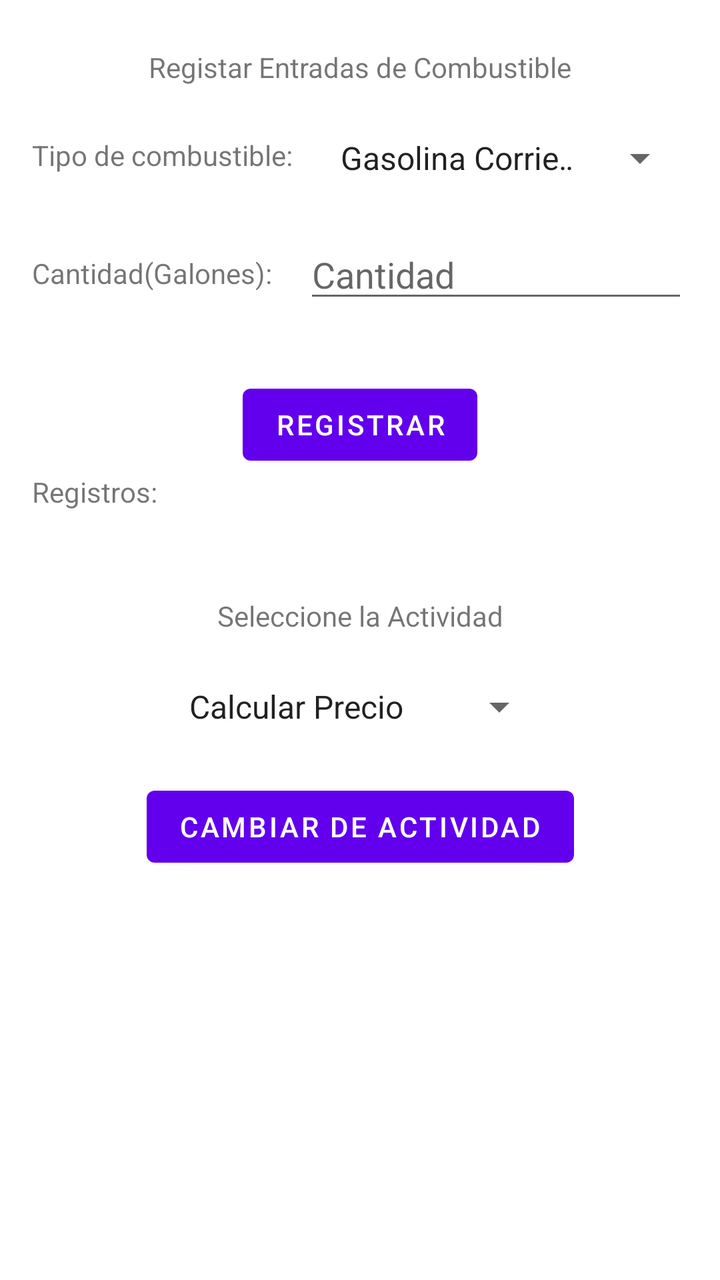
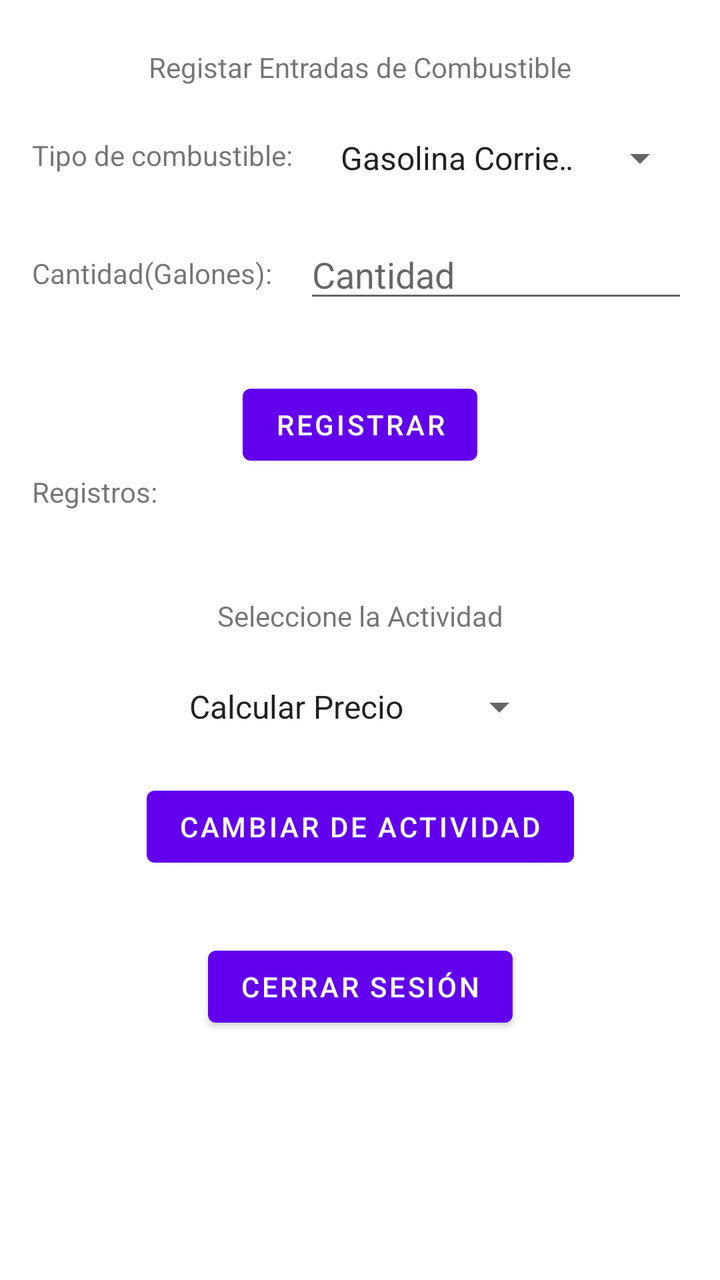

Screens rendered from an Android XML layout before and after an edit, with the pre-edit source and the edit as a unified diff.
<!-- AndroidManifest.xml: application theme Theme.PlataformaDeGestionDeCombustibles -->
<!-- res/layout/activity_fuel_outlet.xml -->
<?xml version="1.0" encoding="utf-8"?>
<androidx.constraintlayout.widget.ConstraintLayout xmlns:android="http://schemas.android.com/apk/res/android"
    xmlns:app="http://schemas.android.com/apk/res-auto"
    xmlns:tools="http://schemas.android.com/tools"
    android:id="@+id/main"
    android:layout_width="match_parent"
    android:layout_height="match_parent"
    tools:context=".ui.FuelOutletActivity">

    <TextView
        android:id="@+id/tituloFuelOutlet"
        android:layout_width="wrap_content"
        android:layout_height="wrap_content"
        android:layout_marginStart="16dp"
        android:layout_marginTop="24dp"
        android:layout_marginEnd="16dp"
        android:text="@string/tituloFuelOutlet"
        app:layout_constraintEnd_toEndOf="parent"
        app:layout_constraintStart_toStartOf="parent"
        app:layout_constraintTop_toTopOf="parent" />

    <TextView
        android:id="@+id/tipo"
        android:layout_width="wrap_content"
        android:layout_height="wrap_content"
        android:layout_marginStart="16dp"
        android:layout_marginTop="25dp"
        android:text="@string/tipo"
        app:layout_constraintStart_toStartOf="parent"
        app:layout_constraintTop_toBottomOf="@+id/tituloFuelOutlet" />

    <Spinner
        android:id="@+id/tipoCombustible"
        android:layout_width="0dp"
        android:layout_height="wrap_content"
        android:layout_marginStart="16dp"
        android:layout_marginTop="24dp"
        android:layout_marginEnd="16dp"
        android:entries="@array/tipoCombustible"
        app:layout_constraintEnd_toEndOf="parent"
        app:layout_constraintStart_toEndOf="@+id/tipo"
        app:layout_constraintTop_toBottomOf="@+id/tituloFuelOutlet" />

    <TextView
        android:id="@+id/cantidad"
        android:layout_width="wrap_content"
        android:layout_height="wrap_content"
        android:layout_marginStart="16dp"
        android:layout_marginTop="40dp"
        android:text="@string/cantidad"
        app:layout_constraintStart_toStartOf="parent"
        app:layout_constraintTop_toBottomOf="@+id/tipo" />

    <EditText
        android:id="@+id/textoCantidad"
        android:layout_width="0dp"
        android:layout_height="wrap_content"
        android:layout_marginStart="16dp"
        android:layout_marginTop="24dp"
        android:layout_marginEnd="16dp"
        android:ems="10"
        android:inputType="number"
        android:hint="@string/textoCantidad"
        app:layout_constraintEnd_toEndOf="parent"
        app:layout_constraintStart_toEndOf="@+id/cantidad"
        app:layout_constraintTop_toBottomOf="@+id/tipoCombustible" />

    <Button
        android:id="@+id/btnRegistrar"
        android:layout_width="wrap_content"
        android:layout_height="wrap_content"
        android:layout_marginStart="16dp"
        android:layout_marginTop="32dp"
        android:layout_marginEnd="16dp"
        android:text="@string/btnRegistrar"
        android:onClick="onEntryRegister"
        app:layout_constraintEnd_toEndOf="parent"
        app:layout_constraintStart_toStartOf="parent"
        app:layout_constraintTop_toBottomOf="@+id/textoCantidad" />

    <TextView
        android:id="@+id/registros"
        android:layout_width="wrap_content"
        android:layout_height="wrap_content"
        android:layout_marginStart="16dp"
        android:text="@string/registros"
        app:layout_constraintStart_toStartOf="parent"
        app:layout_constraintTop_toBottomOf="@+id/btnRegistrar" />

    <TextView
        android:id="@+id/textoRegistros"
        android:layout_width="0dp"
        android:layout_height="wrap_content"
        android:layout_marginStart="16dp"
        android:text=""
        app:layout_constraintStart_toStartOf="parent"
        app:layout_constraintTop_toBottomOf="@+id/registros" />

    <TextView
        android:id="@+id/actividad"
        android:layout_width="wrap_content"
        android:layout_height="wrap_content"
        android:layout_gravity="center"
        android:layout_marginStart="16dp"
        android:layout_marginTop="24dp"
        android:layout_marginEnd="16dp"
        android:text="@string/actividad"
        app:layout_constraintEnd_toEndOf="parent"
        app:layout_constraintStart_toStartOf="parent"
        app:layout_constraintTop_toBottomOf="@+id/textoRegistros" />

    <Spinner
        android:id="@+id/actividades"
        android:layout_width="wrap_content"
        android:layout_height="wrap_content"
        android:layout_gravity="center"
        android:layout_marginStart="16dp"
        android:layout_marginTop="24dp"
        android:layout_marginEnd="16dp"
        android:entries="@array/actividades"
        app:layout_constraintEnd_toEndOf="parent"
        app:layout_constraintStart_toStartOf="parent"
        app:layout_constraintTop_toBottomOf="@+id/actividad" />

    <Button
        android:id="@+id/btnCambiar"
        android:layout_width="wrap_content"
        android:layout_height="wrap_content"
        android:layout_gravity="center"
        android:layout_marginStart="16dp"
        android:layout_marginTop="24dp"
        android:layout_marginEnd="16dp"
        android:onClick="onChangeActivity"
        android:text="@string/btnCambiar"
        app:layout_constraintEnd_toEndOf="parent"
        app:layout_constraintStart_toStartOf="parent"
        app:layout_constraintTop_toBottomOf="@+id/actividades" />

</androidx.constraintlayout.widget.ConstraintLayout>
<!-- resources referenced by this layout -->
<resources>
  <string-array name="actividades">
          <item>Calcular Precio</item>
          <item>Registrar Entrada</item>
      </string-array>
  <string-array name="tipoCombustible">
          <item>Gasolina Corriente</item>
          <item>Gasolina Extra</item>
          <item>ACPM(Diésel)</item>
          <item>Gas Natural Vehicular</item>
      </string-array>
  <string name="actividad">Seleccione la Actividad</string>
  <string name="btnCambiar">Cambiar de Actividad</string>
  <string name="btnRegistrar">Registrar</string>
  <string name="cantidad">Cantidad(Galones): </string>
  <string name="registros">Registros: </string>
  <string name="textoCantidad">Cantidad</string>
  <string name="tipo">Tipo de combustible: </string>
  <string name="tituloFuelOutlet">Registar Entradas de Combustible</string>
  <style name="Theme.PlataformaDeGestionDeCombustibles" parent="Theme.MaterialComponents.DayNight.DarkActionBar">
          
          <item name="colorPrimary">@color/purple_500</item>
          <item name="colorPrimaryVariant">@color/purple_700</item>
          <item name="colorOnPrimary">@color/white</item>
          
          <item name="colorSecondary">@color/teal_200</item>
          <item name="colorSecondaryVariant">@color/teal_700</item>
          <item name="colorOnSecondary">@color/black</item>
          
          <item name="android:statusBarColor">?attr/colorPrimaryVariant</item>
          
      </style>
  <color name="purple_500">#FF6200EE</color>
  <color name="purple_700">#FF3700B3</color>
  <color name="white">#FFFFFFFF</color>
  <color name="teal_200">#FF03DAC5</color>
  <color name="teal_700">#FF018786</color>
  <color name="black">#FF000000</color>
</resources>

<!-- the commit's change to res/layout/activity_fuel_outlet.xml (unified diff, before → after) -->
@@ -136,4 +136,17 @@
         app:layout_constraintStart_toStartOf="parent"
         app:layout_constraintTop_toBottomOf="@+id/actividades" />
 
+    <Button
+        android:id="@+id/btnCerrarSesion"
+        android:layout_width="wrap_content"
+        android:layout_height="wrap_content"
+        android:layout_marginStart="16dp"
+        android:layout_marginTop="32dp"
+        android:layout_marginEnd="16dp"
+        android:text="@string/btnCerrarSesion"
+        android:onClick="onLogOut"
+        app:layout_constraintEnd_toEndOf="parent"
+        app:layout_constraintStart_toStartOf="parent"
+        app:layout_constraintTop_toBottomOf="@+id/btnCambiar" />
+
 </androidx.constraintlayout.widget.ConstraintLayout>
<!-- resource entries referenced after the edit -->
@@ -12,13 +12,14 @@
       </string-array>
   <string name="actividad">Seleccione la Actividad</string>
   <string name="btnCambiar">Cambiar de Actividad</string>
+  <string name="btnCerrarSesion">Cerrar Sesión</string>
   <string name="btnRegistrar">Registrar</string>
   <string name="cantidad">Cantidad(Galones): </string>
   <string name="registros">Registros: </string>
   <string name="textoCantidad">Cantidad</string>
   <string name="tipo">Tipo de combustible: </string>
   <string name="tituloFuelOutlet">Registar Entradas de Combustible</string>
-  <style name="Theme.PlataformaDeGestionDeCombustibles" parent="Theme.MaterialComponents.DayNight.DarkActionBar">
+  <style name="Theme.PlataformaDeGestionDeCombustibles" parent="Theme.MaterialComponents.DayNight.NoActionBar">
           
           <item name="colorPrimary">@color/purple_500</item>
           <item name="colorPrimaryVariant">@color/purple_700</item>
